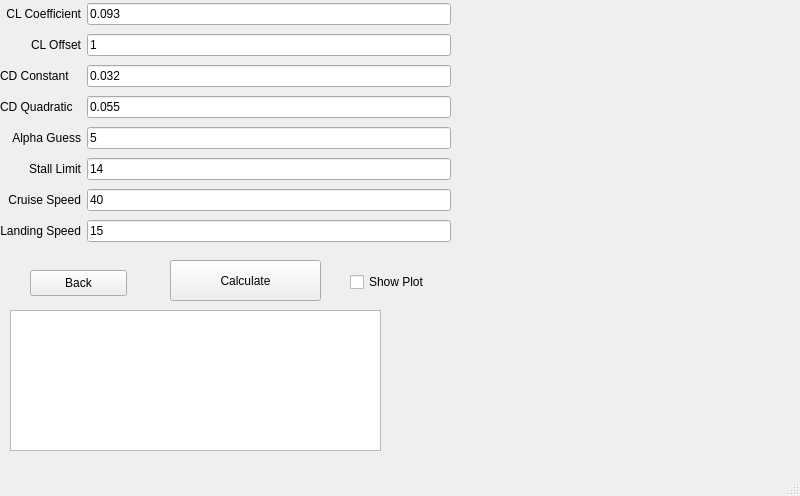
Qt form wing.ui (MaxGiuP/General_Function_Minimiser) before a commit.
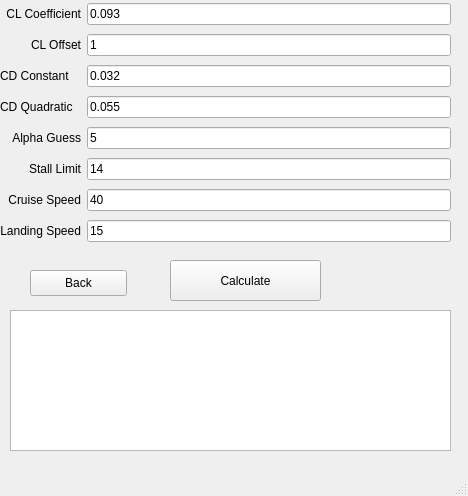
The same form after that commit.

What changed in the file:
```diff
--- a/wing.ui
+++ b/wing.ui
@@ -6,7 +6,7 @@
    <rect>
     <x>0</x>
     <y>0</y>
-    <width>800</width>
+    <width>468</width>
     <height>496</height>
    </rect>
   </property>
@@ -45,7 +45,7 @@
      <rect>
       <x>10</x>
       <y>310</y>
-      <width>371</width>
+      <width>441</width>
       <height>141</height>
      </rect>
     </property>
@@ -192,19 +192,6 @@
      </item>
     </layout>
    </widget>
-   <widget class="QCheckBox" name="cbPlot">
-    <property name="geometry">
-     <rect>
-      <x>350</x>
-      <y>270</y>
-      <width>97</width>
-      <height>24</height>
-     </rect>
-    </property>
-    <property name="text">
-     <string>Show Plot</string>
-    </property>
-   </widget>
   </widget>
   <widget class="QMenuBar" name="menubar">
    <property name="geometry">
```
Left out of the diff: 2 changed lines with no effect on the pictures.
